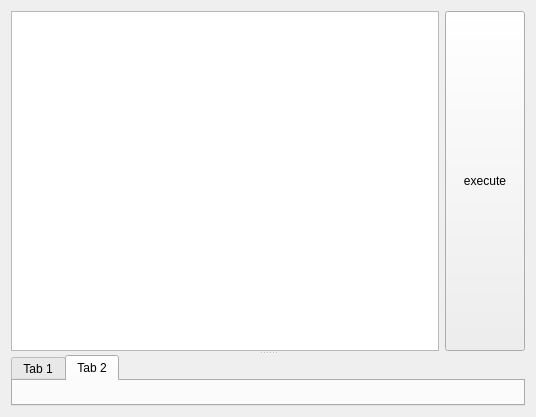
mugiseyebrows/mugi-query, file sessiontab.ui: the form before one commit.
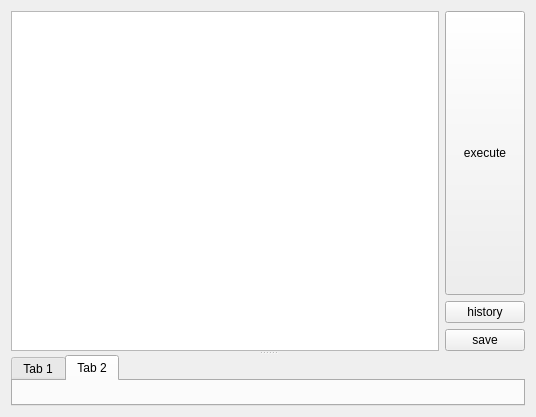
The form after the commit. The open tabs and pages were chosen to show the change.

Diff of the .ui file:
```diff
--- a/sessiontab.ui
+++ b/sessiontab.ui
@@ -13,7 +13,7 @@
   <property name="windowTitle">
    <string>Form</string>
   </property>
-  <layout class="QVBoxLayout" name="verticalLayout">
+  <layout class="QVBoxLayout" name="verticalLayout_2">
    <item>
     <widget class="QSplitter" name="splitter">
      <property name="orientation">
@@ -25,6 +25,8 @@
         <widget class="QPlainTextEdit" name="query"/>
        </item>
        <item>
+        <layout class="QVBoxLayout" name="verticalLayout">
+         <item>
         <widget class="QPushButton" name="execute">
          <property name="sizePolicy">
           <sizepolicy hsizetype="Minimum" vsizetype="Preferred">
@@ -37,6 +39,22 @@
          </property>
         </widget>
        </item>
+         <item>
+          <widget class="QPushButton" name="history">
+           <property name="text">
+            <string>history</string>
+           </property>
+          </widget>
+         </item>
+         <item>
+          <widget class="QPushButton" name="save">
+           <property name="text">
+            <string>save</string>
+           </property>
+          </widget>
+         </item>
+        </layout>
+       </item>
       </layout>
      </widget>
      <widget class="QTabWidget" name="resultTabs">
```
Left out of the diff: 2 changed lines with no effect on the pictures. Lines whose indentation alone changed are shown as unchanged.
